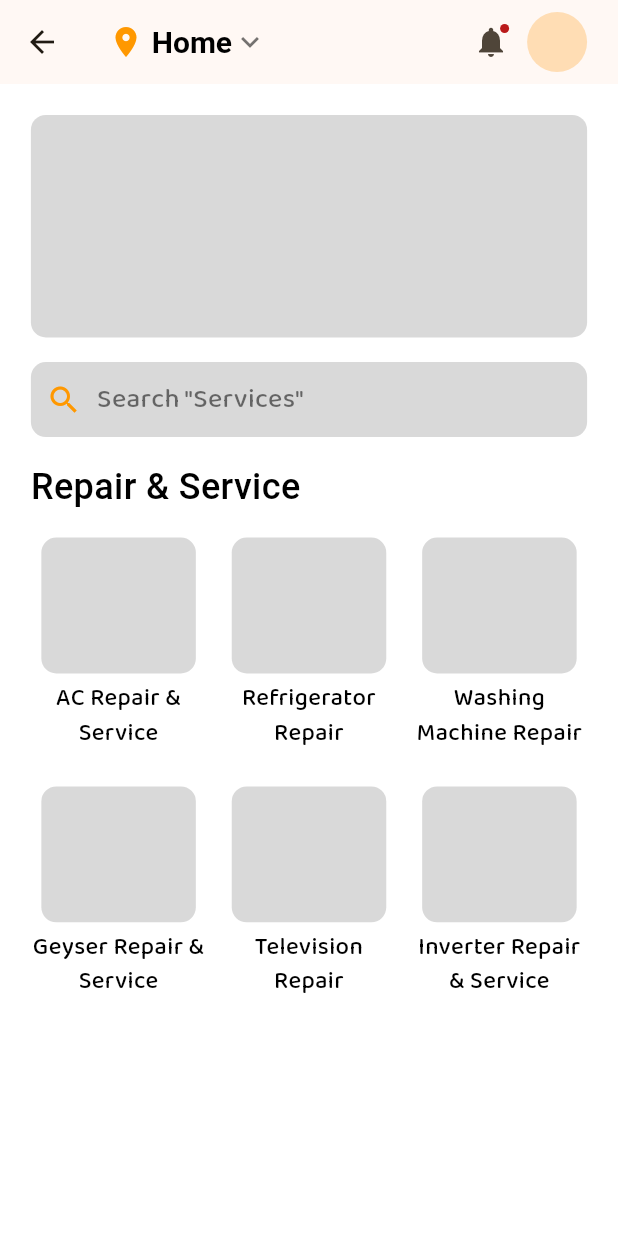
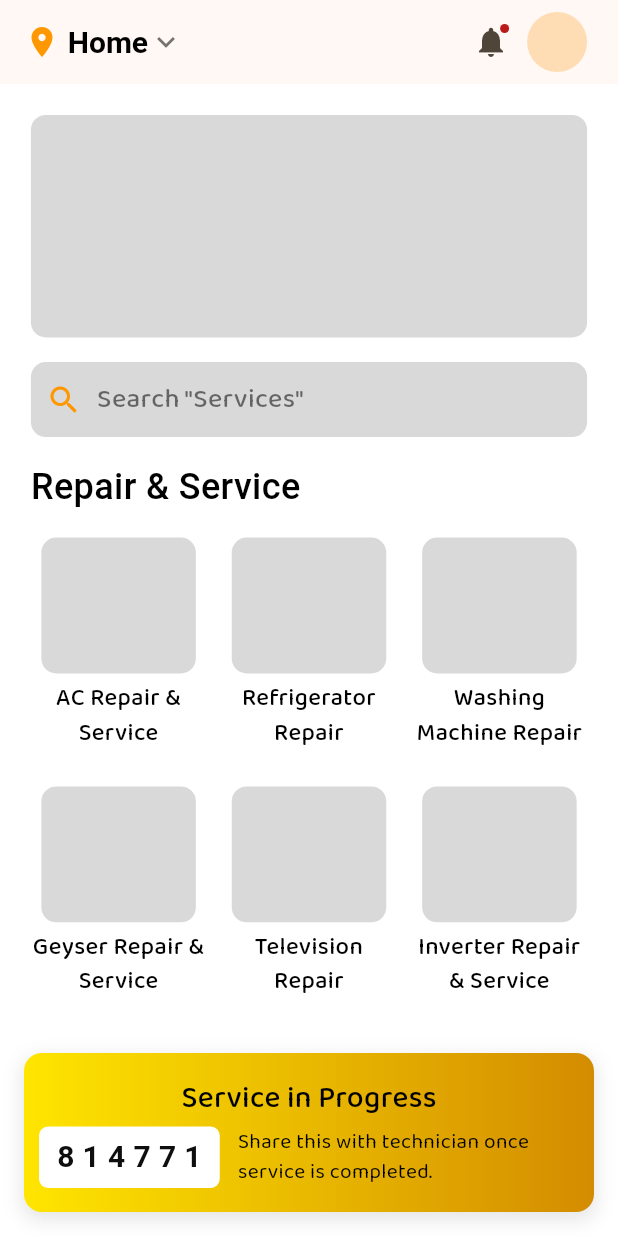
Before and after one commit to YesShubham01/zepair, a Flutter app: the HomePage screen opened directly, on a phone screen of 412 x 824 dp. Run offline on Flutter 3.47's test engine with Material 3 defaults, Android fonts, the phone set to English and light mode, and no system bars; our stand-ins replace gap, lottie, pinput; missing offline and left inert: disclosure; Roboto replaces fonts that are missing (SF-Pro).

Commit message:
Service Progress Hover UI/UX ✅

```diff
--- a/lib/main.dart
+++ b/lib/main.dart
@@ -25,7 +25,7 @@ class ZepairApp extends StatelessWidget {
       debugShowCheckedModeBanner: false,
 
       // call here the page you are working on.
-      home: const ManageAddressesPage(),
+      home: const HomePage(),
     );
   }
 }
--- a/lib/modules/Home Pages/home_page.dart
+++ b/lib/modules/Home Pages/home_page.dart
@@ -2,6 +2,7 @@ import 'package:flutter/material.dart';
 import 'package:gap/gap.dart';
 import 'package:zepair/modules/Home%20Pages/Support%20Widgets/custom_searchbar.dart';
 import 'package:zepair/modules/Home%20Pages/Support%20Widgets/service_grid.dart';
+import 'package:zepair/modules/Service%20Progress/service_progress.dart';
 import 'package:zepair/utils/constants/colors.dart';
 import 'package:zepair/utils/custom%20widgets/custom_text.dart';
 
@@ -48,6 +49,7 @@ class _HomePageState extends State<HomePage> {
           const ServiceGrid(),
         ],
       ),
+      bottomNavigationBar: const ServiceInProgressBottomBar(),
     );
   }
 
--- /dev/null
+++ b/lib/modules/Service Progress/service_progress.dart
@@ -0,0 +1,78 @@
+import 'package:flutter/material.dart';
+import 'package:zepair/utils/constants/colors.dart';
+import 'package:zepair/utils/custom%20widgets/custom_text.dart';
+
+class ServiceInProgressBottomBar extends StatelessWidget {
+  const ServiceInProgressBottomBar({super.key});
+
+  @override
+  Widget build(BuildContext context) {
+    return Container(
+      margin: const EdgeInsets.all(16),
+      decoration: BoxDecoration(
+        gradient: const LinearGradient(
+          colors: [
+            CustomColors.themeGradientStart,
+            CustomColors.themeGradientEnd,
+          ],
+          begin: Alignment.centerLeft,
+          end: Alignment.centerRight,
+        ),
+        borderRadius: BorderRadius.circular(12),
+        boxShadow: [
+          BoxShadow(
+            color: Colors.black.withOpacity(0.1),
+            spreadRadius: 1,
+            blurRadius: 10,
+            offset: const Offset(0, 4),
+          ),
+        ],
+      ),
+      padding: const EdgeInsets.symmetric(vertical: 16, horizontal: 10),
+      child: Column(
+        mainAxisSize: MainAxisSize.min,
+        children: [
+          const CustomText(
+            text: "Service in Progress",
+            size: 20,
+            weight: FontWeight.w500,
+            fontFamily: FontType.balooBhai2,
+            color: Colors.black,
+            alignment: TextAlign.start,
+          ),
+          const SizedBox(height: 4),
+          Row(
+            mainAxisAlignment: MainAxisAlignment.center,
+            children: [
+              Container(
+                padding:
+                    const EdgeInsets.symmetric(horizontal: 12, vertical: 6),
+                decoration: BoxDecoration(
+                  color: Colors.white,
+                  borderRadius: BorderRadius.circular(6),
+                ),
+                child: const CustomText(
+                  text: "8 1 4 7 7 1",
+                  size: 20,
+                  weight: FontWeight.w700,
+                  fontFamily: FontType.sfPro,
+                ),
+              ),
+              const SizedBox(width: 12),
+              const Flexible(
+                child: CustomText(
+                  text: "Share this with technician once service is completed.",
+                  size: 14,
+                  weight: FontWeight.w400,
+                  fontFamily: FontType.balooBhai2,
+                  color: Colors.black,
+                  alignment: TextAlign.left,
+                ),
+              ),
+            ],
+          ),
+        ],
+      ),
+    );
+  }
+}
```
